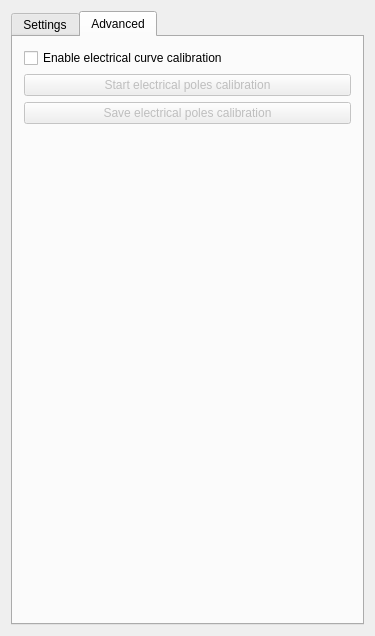
The window that mainwindow.ui (clintonium-119/bldc-ffb-wheel-ui) describes before a commit, drawn with Qt 5.
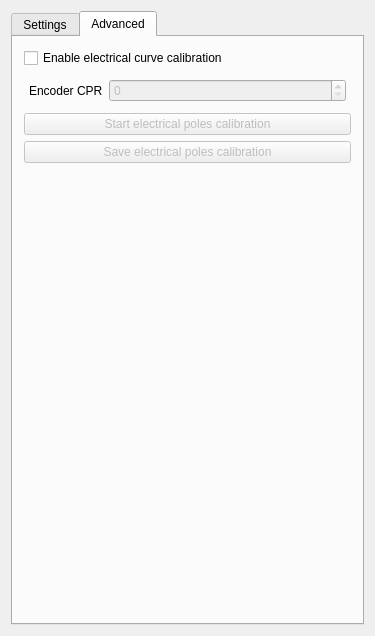
The same window after the commit. The open tabs and pages were chosen to show the change.

Commit message: Add encoder cpr settings

Patch:
```diff
--- a/mainwindow.ui
+++ b/mainwindow.ui
@@ -506,6 +506,45 @@
           </property>
          </widget>
         </item>
+        <item>
+         <layout class="QFormLayout" name="formLayout">
+          <property name="leftMargin">
+           <number>5</number>
+          </property>
+          <property name="topMargin">
+           <number>5</number>
+          </property>
+          <property name="rightMargin">
+           <number>5</number>
+          </property>
+          <property name="bottomMargin">
+           <number>5</number>
+          </property>
+          <item row="0" column="0">
+           <widget class="QLabel" name="label_2">
+            <property name="text">
+             <string>Encoder CPR</string>
+            </property>
+           </widget>
+          </item>
+          <item row="0" column="1">
+           <widget class="QSpinBox" name="encoderSpinBox">
+            <property name="enabled">
+             <bool>false</bool>
+            </property>
+            <property name="readOnly">
+             <bool>false</bool>
+            </property>
+            <property name="maximum">
+             <number>99999</number>
+            </property>
+            <property name="singleStep">
+             <number>10</number>
+            </property>
+           </widget>
+          </item>
+         </layout>
+        </item>
         <item>
          <widget class="QPushButton" name="calibrateElectricalCenterButton">
           <property name="enabled">
```
Left out of the diff: 22 changed lines with no effect on the pictures. The commit also changes 2 other files.
